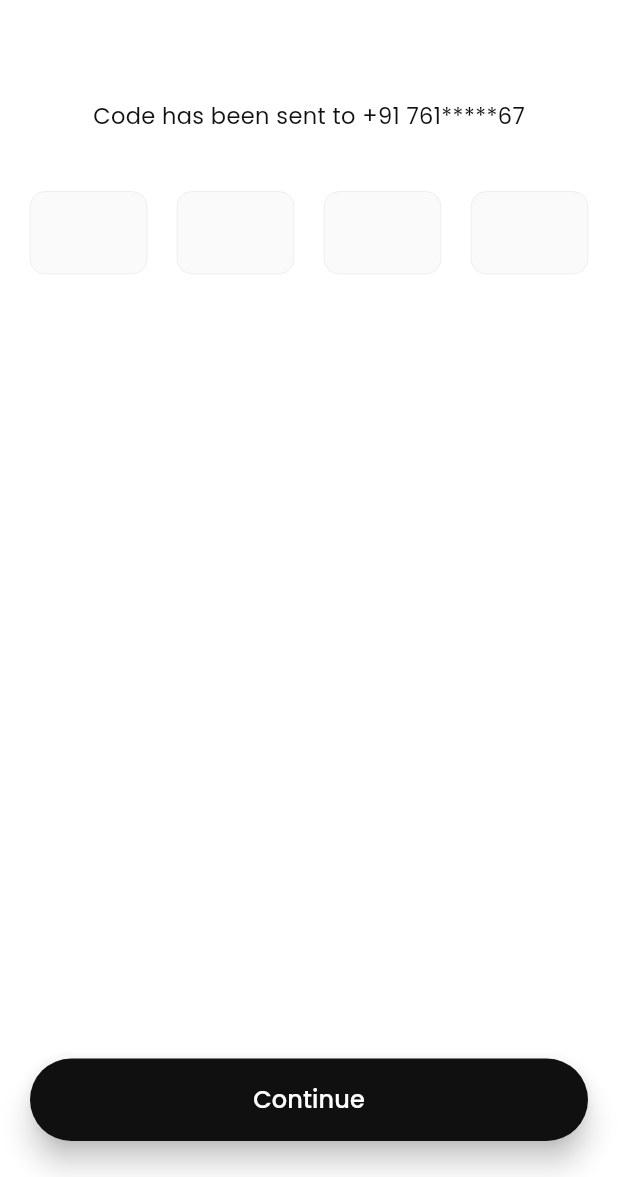
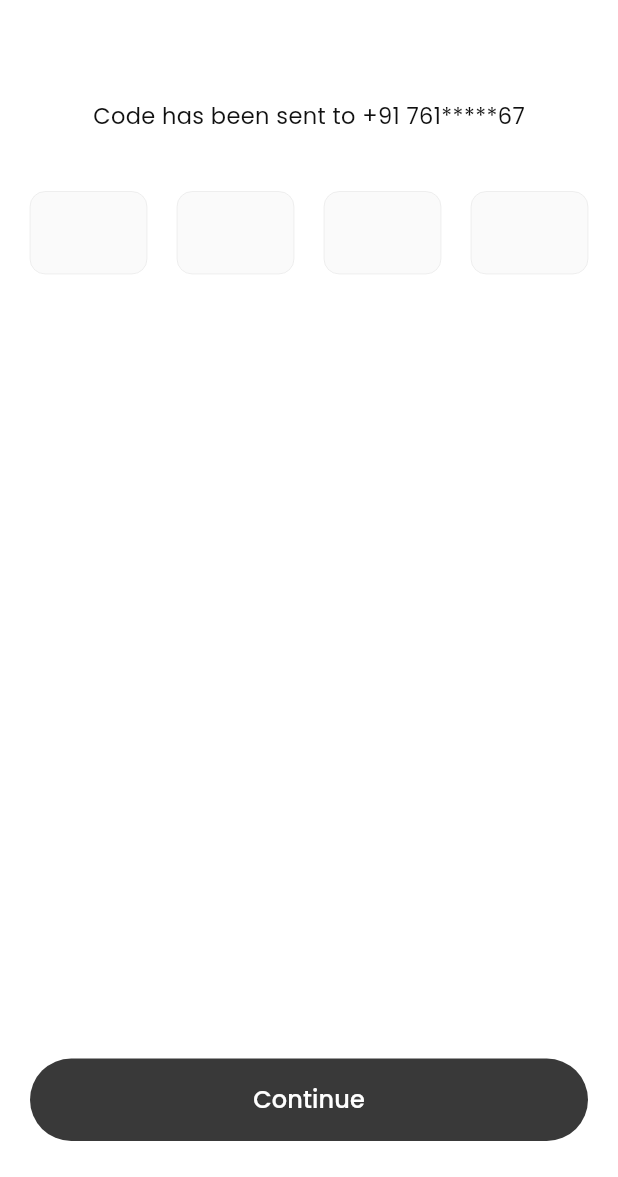
Before and after one commit to Aman-Singh-Rawat/E-Commerce-App, a Flutter app: the ForgotPasswordOtp screen opened directly, on a phone screen of 412 x 824 dp, the part 59-1236 px from its top. Run offline on Flutter 3.47's test engine with Material 3 defaults, Android fonts, the phone set to English and light mode, and no system bars; our stand-ins replace flutter_svg, google_fonts; missing offline and left inert: dart:ffi.

Commit message:
add btn is elevated or not when user fill the otp

```diff
--- a/lib/screens/authentication/forgot_password_otp.dart
+++ b/lib/screens/authentication/forgot_password_otp.dart
@@ -1,3 +1,5 @@
+import 'dart:ffi';
+
 import 'package:flutter/material.dart';
 import 'package:flutter/services.dart';
 import 'package:google_fonts/google_fonts.dart';
@@ -13,11 +15,15 @@ class ForgotPasswordOtp extends StatefulWidget {
 
 class _ForgotPasswordOtpState extends State<ForgotPasswordOtp> {
   final List<FocusNode> _focusNode = List.generate(4, (index) => FocusNode());
+  final List<TextEditingController> _controllers = List.generate(4, (index) => TextEditingController());
+  Color _btnColor = const Color(0xFF393939);
+  double _btnElevation = 0;
 
   @override
   void dispose() {
-    for(var focusNode in _focusNode) {
-      focusNode.dispose();
+    for(int index = 0; index < _focusNode.length; index++) {
+      _focusNode[index].dispose();
+      _controllers[index].dispose();
     }
     super.dispose();
   }
@@ -28,8 +34,16 @@ class _ForgotPasswordOtpState extends State<ForgotPasswordOtp> {
         FocusScope.of(context).requestFocus(_focusNode[index+1]);
       } else {
         _focusNode[index].unfocus();
+        setState(() {
+          _btnElevation = 8;
+          _btnColor = const Color(0xFF101010);
+        });
       }
     } else if(value.isEmpty && index > 0) {
+      setState(() {
+        _btnElevation = 0;
+        _btnColor = const Color(0xFF393939);
+      });
       FocusScope.of(context).requestFocus(_focusNode[index-1]);
     }
   }
@@ -76,6 +90,8 @@ class _ForgotPasswordOtpState extends State<ForgotPasswordOtp> {
                             height: 55,
                             width: 78,
                             child: TextFormField(
+                              controller: _controllers[index],
+                              cursorColor: const Color(0xFF101010),
                               focusNode: _focusNode[index],
                               onChanged: (value) {
                                 _focusFunctionality(value, index);
@@ -117,8 +133,8 @@ class _ForgotPasswordOtpState extends State<ForgotPasswordOtp> {
                 child: CustomButton(
                   onPressedCallback: () {},
                   btnText: "Continue",
-                  btnColor: const Color(0xFF101010),
-                  btnElevation: 8,
+                  btnColor: _btnColor,
+                  btnElevation: _btnElevation,
                 ),
               ),
               const SizedBox(height: 24),
```
